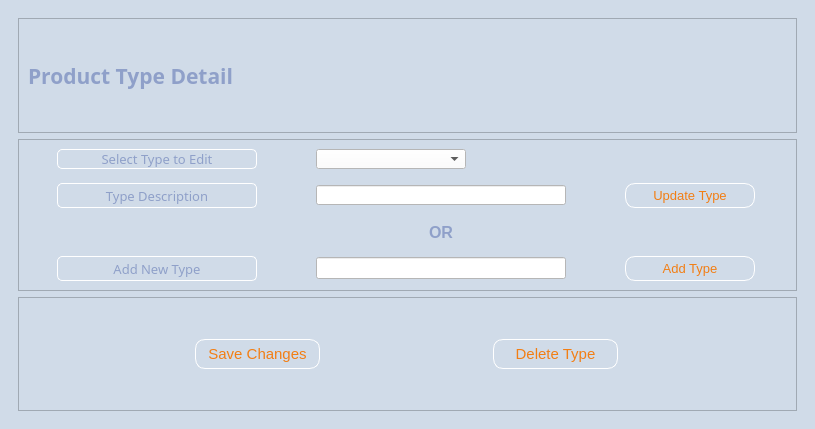
Old version of the form Hallywell CRMS v1/UI Files/ProductTypeDetail.ui in the repository apduong/CIS-3365.
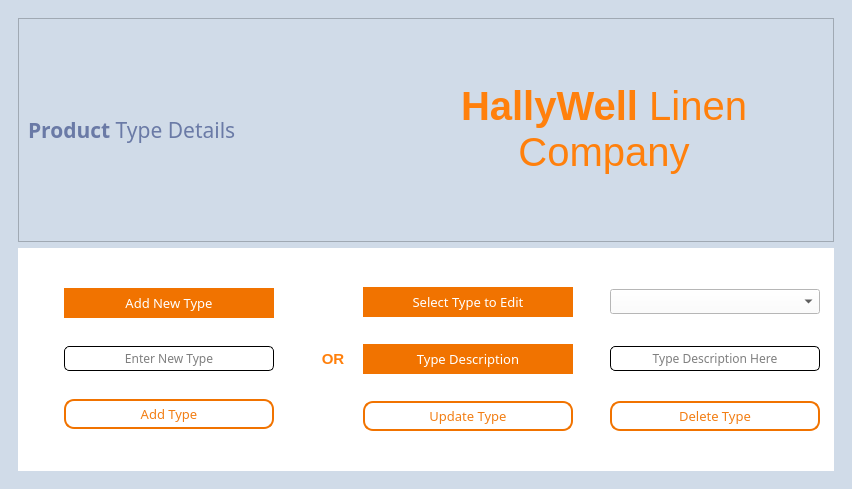
New version of the form. Icons and pictures are not drawn.

Patch:
```diff
--- a/Hallywell CRMS v1/UI Files/ProductTypeDetail.ui
+++ b/Hallywell CRMS v1/UI Files/ProductTypeDetail.ui
@@ -6,8 +6,8 @@
    <rect>
     <x>0</x>
     <y>0</y>
-    <width>815</width>
-    <height>429</height>
+    <width>852</width>
+    <height>489</height>
    </rect>
   </property>
   <property name="windowTitle">
@@ -39,8 +39,8 @@
         <rect>
          <x>0</x>
          <y>0</y>
-         <width>793</width>
-         <height>407</height>
+         <width>830</width>
+         <height>467</height>
         </rect>
        </property>
        <layout class="QVBoxLayout" name="verticalLayout_2">
@@ -62,15 +62,15 @@
               <font>
                <family>Montserrat</family>
                <pointsize>16</pointsize>
-               <weight>75</weight>
-               <bold>true</bold>
+               <weight>50</weight>
+               <bold>false</bold>
               </font>
              </property>
              <property name="styleSheet">
-              <string notr="true">color:#8FA0C9</string>
+              <string notr="true">color:#6A7AA6</string>
              </property>
              <property name="text">
-              <string>Product Type Detail</string>
+              <string>&lt;html&gt;&lt;head/&gt;&lt;body&gt;&lt;p&gt;&lt;span style=&quot; font-weight:600;&quot;&gt;Product&lt;/span&gt; Type Details&lt;/p&gt;&lt;/body&gt;&lt;/html&gt;</string>
              </property>
              <property name="alignment">
               <set>Qt::AlignLeading|Qt::AlignLeft|Qt::AlignVCenter</set>
@@ -78,20 +78,36 @@
             </widget>
            </item>
            <item>
-            <widget class="QLabel" name="Hallywell_Linen_Company">
+            <widget class="QLabel" name="label_title">
+             <property name="minimumSize">
+              <size>
+               <width>440</width>
+               <height>185</height>
+              </size>
+             </property>
              <property name="maximumSize">
               <size>
-               <width>437</width>
-               <height>133</height>
+               <width>440</width>
+               <height>185</height>
               </size>
              </property>
+             <property name="font">
+              <font>
+               <family>Segoe UI</family>
+               <pointsize>30</pointsize>
+              </font>
+             </property>
+             <property name="styleSheet">
+              <string notr="true">color:#FF800C</string>
+             </property>
              <property name="text">
-              <string/>
+              <string>&lt;strong&gt;HallyWell&lt;/strong&gt; 
+Linen Company</string>
              </property>
-             <property name="pixmap">
-              <pixmap>../../PycharmProjects/CIS-3365/Hallywell CRMS v1/Hallywell_Linen_Company.png</pixmap>
+             <property name="alignment">
+              <set>Qt::AlignCenter</set>
              </property>
-             <property name="scaledContents">
+             <property name="wordWrap">
               <bool>true</bool>
              </property>
             </widget>
@@ -102,51 +118,155 @@
         <item>
          <widget class="QFrame" name="frame_2">
           <property name="styleSheet">
-           <string notr="true">QLineEdit{background-color:white;}
+           <string notr="true">QFrame{background-color:white;}
 QComboBox{background-color:white;}
-QLabel{color:#8FA0C9;}
-QDoubleSpinBox{background-color:white;}
-QPlainTextEdit{background-color:white;}
-QLabel{border-radius:5px;border: 1px solid white;}
-QPushButton{color:#F27E14;}
-QPushButton::hover{border: solid black; background-color:white;}</string>
+QComboBox QAbstractItemView{background-color:#F17300; color:white;}
+QLabel{color:white;background-color:#F17300; border: solid white; border-radius: 0;}
+QPushButton{color:#F27E14; border:2px solid #F17300; border-radius: 10px;padding:2px;background-color:white;}
+QPushButton::hover{border:2px solid white; background-color:#F27E14; color:white;}
+QLineEdit{background-color:white; border: 1px solid black; border-radius: 5px;}
+QLineEdit::hover{border-radius: 0;}</string>
           </property>
           <property name="frameShape">
-           <enum>QFrame::StyledPanel</enum>
+           <enum>QFrame::NoFrame</enum>
+          </property>
+          <property name="frameShadow">
+           <enum>QFrame::Raised</enum>
+          </property>
+          <layout class="QHBoxLayout" name="horizontalLayout_3">
+           <item>
+            <widget class="QFrame" name="frame_3">
+             <property name="maximumSize">
+              <size>
+               <width>389</width>
+               <height>16777215</height>
+              </size>
+             </property>
+             <property name="frameShape">
+              <enum>QFrame::NoFrame</enum>
           </property>
           <property name="frameShadow">
            <enum>QFrame::Raised</enum>
           </property>
           <layout class="QGridLayout" name="gridLayout">
-           <property name="horizontalSpacing">
-            <number>30</number>
-           </property>
-           <property name="verticalSpacing">
-            <number>14</number>
-           </property>
-           <item row="2" column="1">
-            <widget class="QLabel" name="label_2">
+              <item row="2" column="0">
+               <widget class="QLabel" name="label">
+                <property name="minimumSize">
+                 <size>
+                  <width>210</width>
+                  <height>30</height>
+                 </size>
+                </property>
+                <property name="maximumSize">
+                 <size>
+                  <width>210</width>
+                  <height>30</height>
+                 </size>
+                </property>
+                <property name="font">
+                 <font>
+                  <family>Montserrat</family>
+                  <pointsize>10</pointsize>
+                 </font>
+                </property>
+                <property name="text">
+                 <string>Add New Type</string>
+                </property>
+                <property name="alignment">
+                 <set>Qt::AlignCenter</set>
+                </property>
+               </widget>
+              </item>
+              <item row="5" column="0">
+               <widget class="QPushButton" name="addButton">
              <property name="minimumSize">
               <size>
-               <width>0</width>
+                  <width>210</width>
+                  <height>30</height>
+                 </size>
+                </property>
+                <property name="maximumSize">
+                 <size>
+                  <width>210</width>
+                  <height>30</height>
+                 </size>
+                </property>
+                <property name="font">
+                 <font>
+                  <family>Montserrat Medium</family>
+                  <pointsize>10</pointsize>
+                  <weight>50</weight>
+                  <bold>false</bold>
+                 </font>
+                </property>
+                <property name="cursor">
+                 <cursorShape>PointingHandCursor</cursorShape>
+                </property>
+                <property name="text">
+                 <string>Add Type</string>
+                </property>
+               </widget>
+              </item>
+              <item row="3" column="0">
+               <widget class="QLineEdit" name="lineEdit_new">
+                <property name="minimumSize">
+                 <size>
+                  <width>200</width>
+                  <height>25</height>
+                 </size>
+                </property>
+                <property name="maximumSize">
+                 <size>
+                  <width>210</width>
+                  <height>25</height>
+                 </size>
+                </property>
+                <property name="font">
+                 <font>
+                  <family>Montserrat</family>
+                  <pointsize>9</pointsize>
+                 </font>
+                </property>
+                <property name="cursor">
+                 <cursorShape>ArrowCursor</cursorShape>
+                </property>
+                <property name="maxLength">
+                 <number>20</number>
+                </property>
+                <property name="alignment">
+                 <set>Qt::AlignCenter</set>
+                </property>
+                <property name="placeholderText">
+                 <string>Enter New Type</string>
+                </property>
+               </widget>
+              </item>
+             </layout>
+            </widget>
+           </item>
+           <item>
+            <widget class="QLabel" name="label_3">
+             <property name="minimumSize">
+              <size>
+               <width>30</width>
                <height>20</height>
               </size>
              </property>
              <property name="maximumSize">
               <size>
-               <width>16777215</width>
+               <width>30</width>
                <height>20</height>
               </size>
              </property>
              <property name="font">
               <font>
-               <pointsize>12</pointsize>
+               <pointsize>11</pointsize>
                <weight>75</weight>
                <bold>true</bold>
               </font>
              </property>
              <property name="styleSheet">
-              <string notr="true">border:none;</string>
+              <string notr="true">background-color:white; color:#FF800C;</string>
              </property>
              <property name="text">
               <string>OR</string>
@@ -156,32 +276,72 @@
              </property>
             </widget>
            </item>
+           <item>
+            <widget class="QFrame" name="frame_4">
+             <property name="maximumSize">
+              <size>
+               <width>471</width>
+               <height>16777215</height>
+              </size>
+             </property>
+             <property name="frameShape">
+              <enum>QFrame::NoFrame</enum>
+             </property>
+             <property name="frameShadow">
+              <enum>QFrame::Raised</enum>
+             </property>
+             <layout class="QGridLayout" name="gridLayout_2">
+              <property name="horizontalSpacing">
+               <number>40</number>
+              </property>
+              <item row="2" column="0">
+               <widget class="QLabel" name="label_5">
+                <property name="minimumSize">
+                 <size>
+                  <width>210</width>
+                  <height>30</height>
+                 </size>
+                </property>
+                <property name="maximumSize">
+                 <size>
+                  <width>210</width>
+                  <height>30</height>
+                 </size>
+                </property>
+                <property name="font">
+                 <font>
+                  <family>Montserrat</family>
+                  <pointsize>10</pointsize>
+                 </font>
+                </property>
+                <property name="text">
+                 <string>Type Description</string>
+                </property>
+                <property name="alignment">
+                 <set>Qt::AlignCenter</set>
+                </property>
+               </widget>
+              </item>
            <item row="0" column="0">
-            <widget class="QLabel" name="label">
+               <widget class="QLabel" name="label_4">
              <property name="minimumSize">
               <size>
-               <width>200</width>
-               <height>0</height>
+                  <width>210</width>
+                  <height>30</height>
               </size>
              </property>
              <property name="maximumSize">
               <size>
-               <width>200</width>
-               <height>16777215</height>
+                  <width>210</width>
+                  <height>30</height>
               </size>
              </property>
              <property name="font">
               <font>
-               <family>Montserrat Medium</family>
+                  <family>Montserrat</family>
                <pointsize>10</pointsize>
               </font>
              </property>
-             <property name="frameShape">
-              <enum>QFrame::Panel</enum>
-             </property>
-             <property name="frameShadow">
-              <enum>QFrame::Raised</enum>
-             </property>
              <property name="text">
               <string>Select Type to Edit</string>
              </property>
@@ -190,52 +350,71 @@
              </property>
             </widget>
            </item>
-           <item row="4" column="2">
-            <widget class="QPushButton" name="add_button">
+              <item row="2" column="1">
+               <widget class="QLineEdit" name="lineEdit_desc">
              <property name="minimumSize">
               <size>
-               <width>120</width>
+                  <width>210</width>
                <height>25</height>
               </size>
              </property>
              <property name="maximumSize">
               <size>
-               <width>130</width>
-               <height>16777215</height>
+                  <width>210</width>
+                  <height>25</height>
               </size>
              </property>
              <property name="font">
               <font>
-               <pointsize>10</pointsize>
-              </font>
-             </property>
-             <property name="text">
-              <string>Add Type</string>
+                  <family>Montserrat</family>
+                  <pointsize>9</pointsize>
+                 </font>
+                </property>
+                <property name="maxLength">
+                 <number>20</number>
+                </property>
+                <property name="alignment">
+                 <set>Qt::AlignCenter</set>
+                </property>
+                <property name="placeholderText">
+                 <string>Type Description Here</string>
              </property>
             </widget>
            </item>
            <item row="0" column="1">
             <widget class="QComboBox" name="comboBox_select">
+                <property name="minimumSize">
+                 <size>
+                  <width>210</width>
+                  <height>0</height>
+                 </size>
+                </property>
              <property name="maximumSize">
               <size>
-               <width>150</width>
-               <height>20</height>
-              </size>
-             </property>
+                  <width>210</width>
+                  <height>16777215</height>
+                 </size>
+                </property>
+                <property name="font">
+                 <font>
+                  <family>Montserrat</family>
+                  <pointsize>9</pointsize>
+                 </font>
+                </property>
             </widget>
            </item>
            <item row="4" column="0">
-            <widget class="QLabel" name="label_3">
+               <widget class="QPushButton" name="updateButton">
              <property name="minimumSize">
               <size>
-               <width>200</width>
-               <height>0</height>
+                  <width>210</width>
+                  <height>30</height>
               </size>
              </property>
              <property name="maximumSize">
               <size>
-               <width>150</width>
-               <height>16777215</height>
+                  <width>210</width>
+                  <height>30</height>
               </size>
              </property>
              <property name="font">
@@ -244,79 +423,8 @@
                <pointsize>10</pointsize>
               </font>
              </property>
-             <property name="text">
-              <string>Add New Type</string>
-             </property>
-             <property name="alignment">
-              <set>Qt::AlignCenter</set>
-             </property>
-            </widget>
-           </item>
-           <item row="1" column="0">
-            <widget class="QLabel" name="label_4">
-             <property name="minimumSize">
-              <size>
-               <width>200</width>
-               <height>0</height>
-              </size>
-             </property>
-             <property name="maximumSize">
-              <size>
-               <width>150</width>
-               <height>16777215</height>
-              </size>
-             </property>
-             <property name="font">
-              <font>
-               <family>Montserrat Medium</family>
-               <pointsize>10</pointsize>
-              </font>
-             </property>
-             <property name="frameShape">
-              <enum>QFrame::Panel</enum>
-             </property>
-             <property name="frameShadow">
-              <enum>QFrame::Raised</enum>
-             </property>
-             <property name="text">
-              <string>Type Description</string>
-             </property>
-             <property name="alignment">
-              <set>Qt::AlignCenter</set>
-             </property>
-            </widget>
-           </item>
-           <item row="1" column="1">
-            <widget class="QLineEdit" name="lineEdit_desc">
-             <property name="maximumSize">
-              <size>
-               <width>250</width>
-               <height>20</height>
-              </size>
-             </property>
-             <property name="styleSheet">
-              <string notr="true"/>
-             </property>
-            </widget>
-           </item>
-           <item row="1" column="2">
-            <widget class="QPushButton" name="update_button">
-             <property name="minimumSize">
-              <size>
-               <width>120</width>
-               <height>25</height>
-              </size>
-             </property>
-             <property name="maximumSize">
-              <size>
-               <width>130</width>
-               <height>16777215</height>
-              </size>
-             </property>
-             <property name="font">
-              <font>
-               <pointsize>10</pointsize>
-              </font>
+                <property name="cursor">
+                 <cursorShape>PointingHandCursor</cursorShape>
              </property>
              <property name="text">
               <string>Update Type</string>
@@ -324,75 +432,23 @@
             </widget>
            </item>
            <item row="4" column="1">
-            <widget class="QLineEdit" name="lineEdit_new">
-             <property name="maximumSize">
-              <size>
-               <width>250</width>
-               <height>16777215</height>
-              </size>
-             </property>
-            </widget>
-           </item>
-          </layout>
-         </widget>
-        </item>
-        <item>
-         <widget class="QFrame" name="frame_5">
-          <property name="styleSheet">
-           <string notr="true">QPushButton{color:#F27E14;}
-QPushButton::hover{border: solid black; background-color:white;}</string>
-          </property>
-          <property name="frameShape">
-           <enum>QFrame::StyledPanel</enum>
-          </property>
-          <property name="frameShadow">
-           <enum>QFrame::Raised</enum>
-          </property>
-          <layout class="QHBoxLayout" name="horizontalLayout_4">
-           <item>
-            <widget class="QPushButton" name="save_Button">
+               <widget class="QPushButton" name="deleteButton">
              <property name="minimumSize">
               <size>
-               <width>125</width>
+                  <width>210</width>
                <height>30</height>
               </size>
              </property>
              <property name="maximumSize">
               <size>
-               <width>120</width>
-               <height>16777215</height>
-              </size>
-             </property>
-             <property name="font">
-              <font>
-               <pointsize>11</pointsize>
-              </font>
-             </property>
-             <property name="cursor">
-              <cursorShape>PointingHandCursor</cursorShape>
-             </property>
-             <property name="text">
-              <string>Save Changes</string>
-             </property>
-            </widget>
-           </item>
-           <item>
-            <widget class="QPushButton" name="delete_Button">
-             <property name="minimumSize">
-              <size>
-               <width>125</width>
+                  <width>210</width>
                <height>30</height>
               </size>
              </property>
-             <property name="maximumSize">
-              <size>
-               <width>125</width>
-               <height>16777215</height>
-              </size>
-             </property>
              <property name="font">
               <font>
-               <pointsize>11</pointsize>
+                  <family>Montserrat Medium</family>
+                  <pointsize>10</pointsize>
               </font>
              </property>
              <property name="cursor">
@@ -401,6 +457,9 @@
              <property name="text">
               <string>Delete Type</string>
              </property>
+               </widget>
+              </item>
+             </layout>
             </widget>
            </item>
           </layout>
```
Left out of the diff: 4 changed lines with no effect on the pictures. Lines whose indentation alone changed are shown as unchanged.
